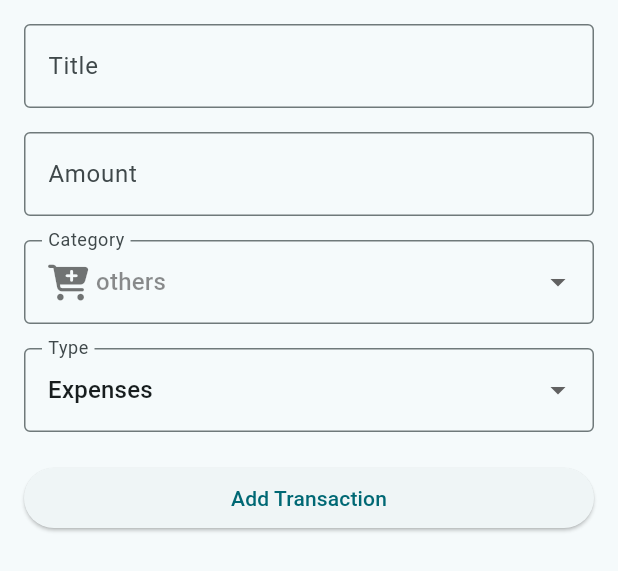
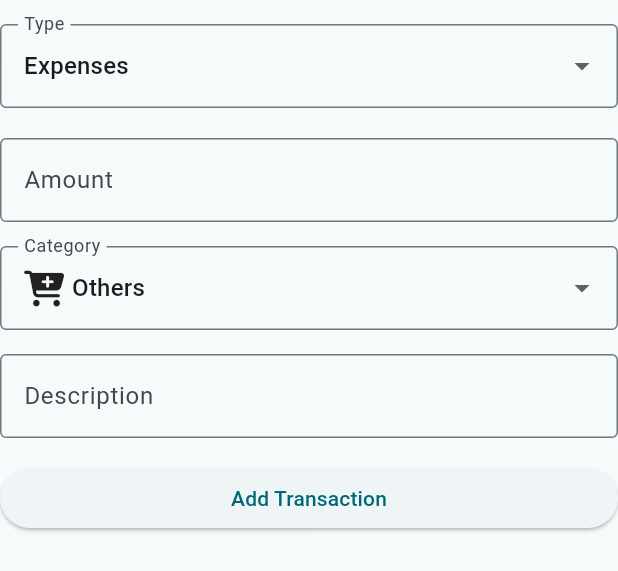
Before and after one commit to sahilgangani17/PennyPilot, a Flutter app: the AddNewTransaction widget shown alone on an empty page, opened directly, on a phone screen of 412 x 824 dp. Shown: the top 571 px of the screen. Run offline on Flutter 3.47's test engine with Material 3 defaults, Android fonts, the phone set to English and light mode, and no system bars; our stand-ins replace firebase_auth, firebase_core, font_awesome_flutter; accounts and stored records are empty.

```diff
--- a/lib/Services/auth_service.dart
+++ b/lib/Services/auth_service.dart
@@ -1,6 +1,6 @@
 import 'package:firebase_auth/firebase_auth.dart';
 import 'package:flutter/material.dart';
-import 'package:penny_pilot/pages/AllPages.dart';
+import 'package:penny_pilot/pages/all_pages.dart';
 import 'package:penny_pilot/pages/login.dart';
 
 class AuthService {
--- a/lib/main.dart
+++ b/lib/main.dart
@@ -1,7 +1,7 @@
 import 'package:firebase_auth/firebase_auth.dart';
 import 'package:firebase_core/firebase_core.dart';
 import 'package:flutter/material.dart';
-import 'package:penny_pilot/pages/homepage.dart';
+import 'package:penny_pilot/pages/home_page.dart';
 import 'package:penny_pilot/pages/login.dart';
 
 void main() async {
--- a/lib/pages/AllPages.dart
+++ b/lib/pages/all_pages.dart
@@ -1,3 +1,3 @@
-export 'HomePage.dart';
+export 'home_page.dart';
 export 'dashboard.dart';
 // export 'profile_page.dart';
--- a/lib/pages/dashboard.dart
+++ b/lib/pages/dashboard.dart
@@ -1,6 +1,6 @@
   import 'package:flutter/material.dart';
   import 'package:penny_pilot/widgets/HeroCard_dashboard.dart';
-  import 'package:penny_pilot/widgets/TraansactionCard_dashboard.dart';
+  import 'package:penny_pilot/widgets/RecentTransactionCard.dart';
 
   class Dashboard extends StatelessWidget {
     const Dashboard({super.key});
@@ -9,6 +9,7 @@
     Widget build(BuildContext context) {
       return Scaffold(
         appBar: AppBar(
+          //forceMaterialTransparency: true,
           automaticallyImplyLeading: false,
           toolbarHeight: 64,
           title: Text(
--- a/lib/utils/icon_list.dart
+++ b/lib/utils/icon_list.dart
@@ -5,68 +5,81 @@ import 'package:font_awesome_flutter/font_awesome_flutter.dart';
 class AppIcons {
   final List<Map<String, dynamic>> homeExpenseCategories = [
     {
-      "name": "clothing",
+      "name": "Clothing",
       "icon": FontAwesomeIcons.shirt,
     },
     {
-      "name": "food",
+      "name": "Food",
       "icon": FontAwesomeIcons.hamburger,
     },
     {
-      "name": "transport",
+      "name": "Transport",
       "icon": FontAwesomeIcons.car,
     },
     {
-      "name": "grocery",
+      "name": "Grocery",
       "icon": FontAwesomeIcons.shoppingCart,
     },
     {
-      "name": "education",
+      "name": "Education",
       "icon": FontAwesomeIcons.graduationCap,
     },
     {
-      "name": "health",
+      "name": "Health",
       "icon": FontAwesomeIcons.medkit,
     },
     {
-      "name": "entertainment",
+      "name": "Entertainment",
       "icon": FontAwesomeIcons.tv,
     },
     {
-      "name": "utilities",
+      "name": "Utilities and Bills",
       "icon": FontAwesomeIcons.lightbulb,
     },
     {
-      "name": "insurance",
+      "name": "Insurance",
       "icon": FontAwesomeIcons.shieldAlt,
     },
     {
-      "name": "savings",
+      "name": "Savings",
       "icon": FontAwesomeIcons.piggyBank,
     },
     {
-      "name": "loans",
+      "name": "Loans",
       "icon": FontAwesomeIcons.moneyBill,
     },
     {
-      "name": "vacation",
+      "name": "Vacation",
       "icon": FontAwesomeIcons.sun,
     },
     {
-      "name": "gifts",
+      "name": "Gifts",
       "icon": FontAwesomeIcons.gift,
     },
     {
-      "name" : "others",
+      "name" : "Others",
       "icon" : FontAwesomeIcons.cartPlus,
     }
   ];
 
-  IconData getExpensecategoryIcon(String categoryname){
+  IconData getExpensecategoryIcon(String categoryname) {
       final category = homeExpenseCategories.firstWhere(
         (category) =>   category['name'] == categoryname,
-        orElse: ()=> {"icon" : FontAwesomeIcons.shirt} );
+        orElse: ()=> {
+          "icon" : FontAwesomeIcons.poo
+        }
+      );
     return category['icon'];
   }
 
+  Widget getExpensecategoryName(String categoryname) {
+      final category = homeExpenseCategories.firstWhere(
+        (category) =>   category['name'] == categoryname,
+        orElse: ()=> {
+          "name" : "Not Cool"
+        }
+      );
+    return Text(category['name']);
+  }
+
 }
--- a/lib/widgets/NewTransaction.dart
+++ b/lib/widgets/NewTransaction.dart
@@ -10,49 +10,17 @@ class AddNewTransaction extends StatefulWidget {
 
 class _AddNewTransactionState extends State<AddNewTransaction> {
   var type = 'Expenses';
-  var category = "others";
+  var category = "Others";
 
   @override
   Widget build(BuildContext context) {
     return Form(
       child: SingleChildScrollView(
         child: Padding(
-          padding: const EdgeInsets.all(16.0),
+          padding: const EdgeInsets.symmetric(vertical: 16.0),
           child: Column(
             crossAxisAlignment: CrossAxisAlignment.stretch,
             children: [
-              // Title Input
-              TextFormField(
-                decoration: const InputDecoration(
-                  labelText: 'Title',
-                  border: OutlineInputBorder(),
-                ),
-              ),
-              const SizedBox(height: 16),
-
-              // Amount Input
-              TextFormField(
-                keyboardType: TextInputType.number,
-                decoration: const InputDecoration(
-                  labelText: 'Amount',
-                  border: OutlineInputBorder(),
-                ),
-              ),
-              const SizedBox(height: 16),
-
-              // Category Dropdown
-              CategoryDropdown(
-                cattype: category,
-                onChanged: (String? value) {
-                  if (value != null) {
-                    setState(() {
-                      category = value;
-                    });
-                  }
-                },
-              ),
-              const SizedBox(height: 16),
-
               // Type Dropdown
               DropdownButtonFormField<String>(
                 value: type,
@@ -79,6 +47,38 @@ class _AddNewTransactionState extends State<AddNewTransaction> {
                 },
               ),
               const SizedBox(height: 20),
+
+              // Amount Input
+              TextFormField(
+                keyboardType: TextInputType.number,
+                decoration: const InputDecoration(
+                  labelText: 'Amount',
+                  border: OutlineInputBorder(),
+                ),
+              ),
+              const SizedBox(height: 16),
+
+              // Category Dropdown
+              CategoryDropdown(
+                cattype: category,
+                onChanged: (String? value) {
+                  if (value != null) {
+                    setState(() {
+                      category = value;
+                    });
+                  }
+                },
+              ),
+              const SizedBox(height: 16),
+
+              // Description Input
+              TextFormField(
+                decoration: const InputDecoration(
+                  labelText: 'Description',
+                  border: OutlineInputBorder(),
+                ),
+              ),
+              const SizedBox(height: 16),
 
               // Add Transaction Button
               ElevatedButton(
@@ -128,12 +128,12 @@ class CategoryDropdown extends StatelessWidget {
             children: [
               Icon(
                 e['icon'] as IconData, // Type casting for safety
-                color: Colors.black54,
+                //color: Colors.black54,
               ),
               const SizedBox(width: 8),
               Text(
                 e['name'],
-                style: const TextStyle(color: Colors.black45),
+                //style: const TextStyle(color: Colors.black45),
               ),
             ],
           ),
--- a/lib/widgets/authgate.dart
+++ b/lib/widgets/authgate.dart
@@ -1,6 +1,6 @@
 import 'package:firebase_auth/firebase_auth.dart';
 import 'package:flutter/material.dart';
-import 'package:penny_pilot/pages/AllPages.dart';
+import 'package:penny_pilot/pages/all_pages.dart';
 import 'package:penny_pilot/pages/login.dart';
 
 class Authgate extends StatelessWidget {
--- a/pubspec.yaml
+++ b/pubspec.yaml
@@ -38,6 +38,8 @@ dependencies:
   # The following adds the Cupertino Icons font to your application.
   # Use with the CupertinoIcons class for iOS style icons.
   cupertino_icons: ^1.0.8
+  sqflite: 2.3.3
+  path: ^1.9.1
 
 dev_dependencies:
   flutter_test:
```
Also changed, not shown: lib/widgets/RecentTransactionCard.dart (renamed from lib/widgets/TraansactionCard_dashboard.dart, +5 -5 lines), lib/pages/home_page.dart (renamed from lib/pages/HomePage.dart), pubspec.lock, 1 other file.
